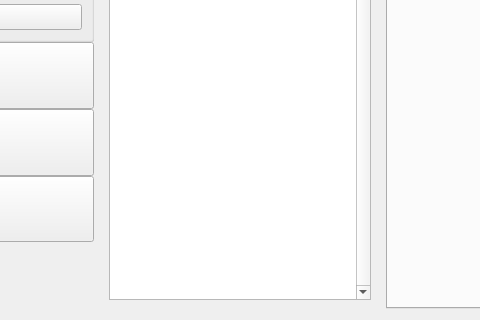
Qt form mailclient.ui (dx3906999/mail_client) before a commit; both pictures show x 179 to 659 and y 280 to 600 of the 1100 by 600 pixel window.
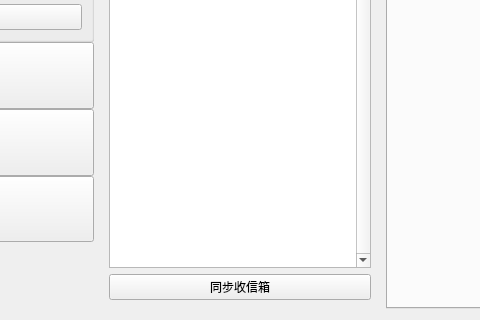
The same form after that commit.

```diff
--- a/mailclient.ui
+++ b/mailclient.ui
@@ -283,6 +283,13 @@
            </property>
           </widget>
          </item>
+         <item>
+          <widget class="QPushButton" name="inboxSyncPushButton">
+           <property name="text">
+            <string>同步收信箱</string>
+           </property>
+          </widget>
+         </item>
         </layout>
        </widget>
        <widget class="QWidget" name="sentboxPage">
```
